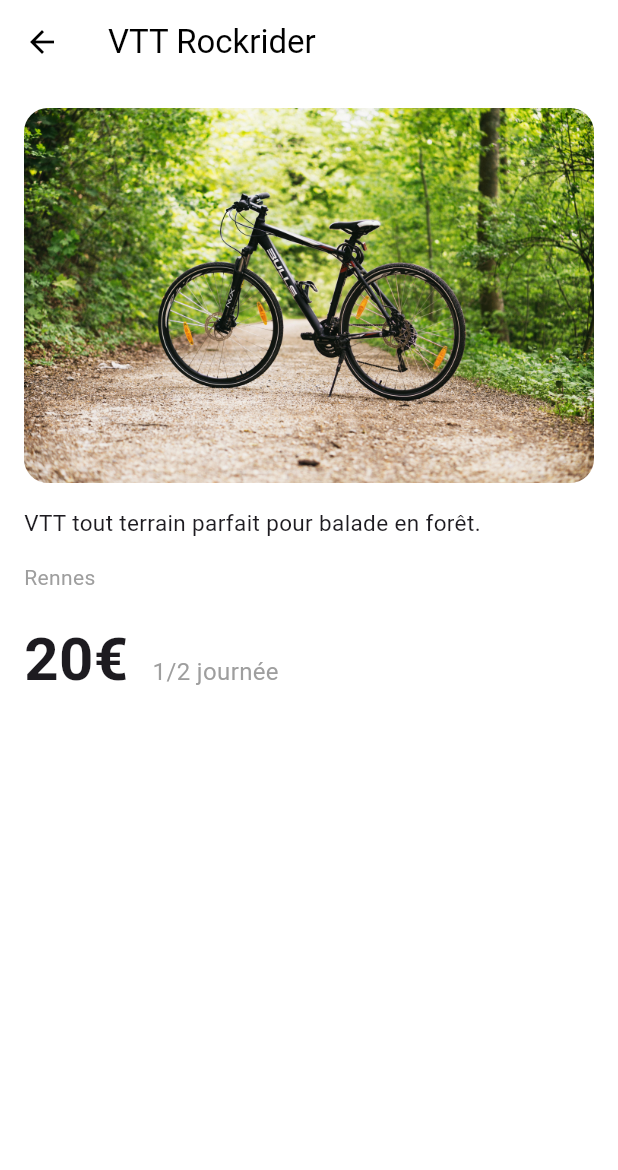
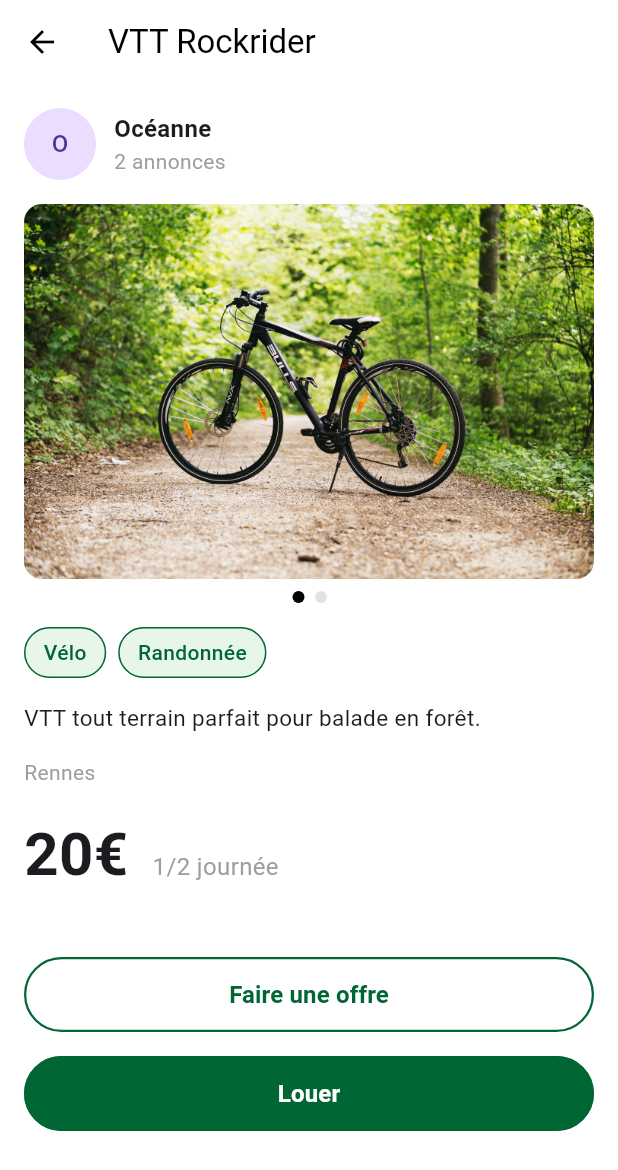
Before and after one commit to tombihoreau/lockeo, a Flutter app: the screen it shows after launch, after a tap on "VTT Rockrider", on a phone screen of 412 x 824 dp. Shown: the top 1170 px of the screen. Run offline on Flutter 3.47's test engine with Material 3 defaults, Android fonts, the phone set to English and light mode, and no system bars; drawn by our look-alikes of carousel_slider.

Commit message:
finish detail product page with offers

```diff
--- /dev/null
+++ b/lockeo_app/lib/models/category.dart
@@ -0,0 +1,16 @@
+class Category {
+  final int categoryId;
+  final String label;
+
+  Category({
+    required this.categoryId,
+    required this.label,
+  });
+
+  factory Category.fromJson(Map<String, dynamic> json) {
+    return Category(
+      categoryId: json['category_id'],
+      label: json['label'],
+    );
+  }
+}
--- /dev/null
+++ b/lockeo_app/lib/models/offer.dart
@@ -0,0 +1,28 @@
+class Offer {
+  final int offerId;
+  final int productId;
+  final int userId;
+  final String status;
+  final double amount;
+  final String createdAt;
+
+  Offer({
+    required this.offerId,
+    required this.productId,
+    required this.userId,
+    required this.status,
+    required this.amount,
+    required this.createdAt,
+  });
+
+  factory Offer.fromJson(Map<String, dynamic> json) {
+    return Offer(
+      offerId: json['offer_id'],
+      productId: json['product_id'],
+      userId: json['user_id'],
+      status: json['status'],
+      amount: (json['amount'] as num).toDouble(),
+      createdAt: json['created_at'],
+    );
+  }
+}
--- a/lockeo_app/lib/models/product.dart
+++ b/lockeo_app/lib/models/product.dart
@@ -9,10 +9,10 @@ class Product {
   final double? latitude;
   final String city;
   final String postalCode;
-  final int ownerId;
   final bool isAvailable;
   final String createdAt;
   final String updatedAt;
+  final List<int> categoryIds;
 
   Product({
     required this.productId,
@@ -25,10 +25,10 @@ class Product {
     this.latitude,
     required this.city,
     required this.postalCode,
-    required this.ownerId,
     required this.isAvailable,
     required this.createdAt,
     required this.updatedAt,
+    required this.categoryIds,
   });
 
   factory Product.fromJson(Map<String, dynamic> json) {
@@ -43,10 +43,10 @@ class Product {
       latitude: json['latitude']?.toDouble(),
       city: json['city'],
       postalCode: json['postal_code'],
-      ownerId: json['owner_id'],
       isAvailable: json['is_available'],
       createdAt: json['created_at'],
       updatedAt: json['updated_at'],
+      categoryIds: List<int>.from(json['category_ids'] ?? []),
     );
   }
 }
--- /dev/null
+++ b/lockeo_app/lib/models/user.dart
@@ -0,0 +1,67 @@
+class User {
+  final int userId;
+  final String lastName;
+  final String firstName;
+  final String email;
+  final String login;
+  final String phoneNumber;
+  final double longitude;
+  final double latitude;
+  final String postalCode;
+  final String city;
+  final bool isVerified;
+  final String createdAt;
+  final String updatedAt;
+
+  User({
+    required this.userId,
+    required this.lastName,
+    required this.firstName,
+    required this.email,
+    required this.login,
+    required this.phoneNumber,
+    required this.longitude,
+    required this.latitude,
+    required this.postalCode,
+    required this.city,
+    required this.isVerified,
+    required this.createdAt,
+    required this.updatedAt,
+  });
+
+  factory User.fromJson(Map<String, dynamic> json) {
+    return User(
+      userId: json['user_id'],
+      lastName: json['last_name'],
+      firstName: json['first_name'],
+      email: json['email'],
+      login: json['login'],
+      phoneNumber: json['phone_number'],
+      longitude: json['longitude']?.toDouble() ?? 0.0,
+      latitude: json['latitude']?.toDouble() ?? 0.0,
+      postalCode: json['postal_code'],
+      city: json['city'],
+      isVerified: json['is_verified'],
+      createdAt: json['created_at'],
+      updatedAt: json['updated_at'],
+    );
+  }
+
+  Map<String, dynamic> toJson() {
+    return {
+      "user_id": userId,
+      "last_name": lastName,
+      "first_name": firstName,
+      "email": email,
+      "login": login,
+      "phone_number": phoneNumber,
+      "longitude": longitude,
+      "latitude": latitude,
+      "postal_code": postalCode,
+      "city": city,
+      "is_verified": isVerified,
+      "created_at": createdAt,
+      "updated_at": updatedAt,
+    };
+  }
+}
--- a/lockeo_app/lib/screens/product_detail_screen.dart
+++ b/lockeo_app/lib/screens/product_detail_screen.dart
@@ -1,19 +1,59 @@
 import 'package:flutter/material.dart';
 import '../models/product.dart';
-import '../models/images.dart';
+import '../models/image.dart';
+import '../models/offer.dart';
+import '../models/user.dart';
+import '../models/category.dart';
+import '../services/local_data_service.dart';
+import '../widgets/images_slider.dart';
+import '../widgets/button.dart';
 
 class ProductDetailScreen extends StatelessWidget {
-  final Product product;
-  final List<ImageModel> images;
+  final Offer offer;
 
   const ProductDetailScreen({
     super.key,
-    required this.product,
-    required this.images,
+    required this.offer,
   });
 
   @override
   Widget build(BuildContext context) {
+    final dataService = LocalDataService();
+
+    return FutureBuilder<List<dynamic>>(
+      future: Future.wait([
+        dataService.loadProducts(),
+        dataService.loadImages(),
+        dataService.loadUsers(),
+        dataService.loadOffers(),
+        dataService.loadCategories(),
+      ]),
+      builder: (context, snapshot) {
+        if (snapshot.connectionState == ConnectionState.waiting) {
+          return const Scaffold(
+            body: Center(child: CircularProgressIndicator()),
+          );
+        }
+        if (!snapshot.hasData || snapshot.data == null) {
+          return const Scaffold(
+            body: Center(child: Text("Erreur ou données introuvables")),
+          );
+        }
+
+        final products = snapshot.data![0] as List<Product>;
+        final images = snapshot.data![1] as List<ImageModel>;
+        final users = snapshot.data![2] as List<User>;
+        final offers = snapshot.data![3] as List<Offer>;
+        final categories = snapshot.data![4] as List<Category>;
+
+        final product = products.firstWhere((p) => p.productId == offer.productId);
+        final owner = users.firstWhere((u) => u.userId == offer.userId);
+        final productImages = images.where((img) => img.productId == product.productId).toList();
+        final ownerOffersCount = offers.where((o) => o.userId == owner.userId).length;
+        final productCategories = categories
+          .where((cat) => product.categoryIds.contains(cat.categoryId))
+          .toList();
+
         return Scaffold(
           appBar: AppBar(
             title: Text(product.name),
@@ -26,36 +66,81 @@ class ProductDetailScreen extends StatelessWidget {
             child: Column(
               crossAxisAlignment: CrossAxisAlignment.start,
               children: [
-
-            // 🖼️ Image produit
-            ClipRRect(
-              borderRadius: BorderRadius.circular(16),
-              child: Image.asset(
-                images.isNotEmpty ? images.first.url : "assets/images/default.jpg",
-                width: double.infinity,
-                height: 250,
-                fit: BoxFit.cover,
+                // Propriétaire
+                Row(
+                  children: [
+                    CircleAvatar(
+                      radius: 24,
+                      child: Text(owner.firstName[0]), // première lettre du prénom
                     ),
+                    const SizedBox(width: 12),
+                    Column(
+                      crossAxisAlignment: CrossAxisAlignment.start,
+                      children: [
+                        Text(
+                          owner.firstName,
+                          style: const TextStyle(fontSize: 16, fontWeight: FontWeight.bold),
+                        ),
+                        Text(
+                          "$ownerOffersCount annonces",
+                          style: const TextStyle(color: Colors.grey),
+                        ),
+                      ],
+                    ),
+                  ],
                 ),
                 const SizedBox(height: 16),
 
-            // 📝 Description
+                // Slider d'images
+                ImageSlider(
+                  images: productImages,
+                  height: 250,
+                  borderRadius: 12,
+                ),
+                const SizedBox(height: 16),
+
+                // Categories
+
+                Wrap(
+                  spacing: 8, // espace horizontal entre les badges
+                  runSpacing: 8, // espace vertical (si retour à la ligne)
+                  children: productCategories.map((category) {
+                    return Container(
+                      padding: const EdgeInsets.symmetric(horizontal: 12, vertical: 6),
+                      decoration: BoxDecoration(
+                        color: const Color(0xFFE8F5E9), // vert clair de fond
+                        border: Border.all(color: const Color(0xFF006633), width: 1),
+                        borderRadius: BorderRadius.circular(20),
+                      ),
+                      child: Text(
+                        category.label, // 👈 ton champ du modèle Category
+                        style: const TextStyle(
+                          color: Color(0xFF006633),
+                          fontWeight: FontWeight.w500,
+                          fontSize: 14,
+                        ),
+                      ),
+                    );
+                  }).toList(),
+                ),
+
+
+                const SizedBox(height: 16),
+                // Description
                 Text(
                   product.description,
                   style: const TextStyle(fontSize: 15, height: 1.4),
                 ),
                 const SizedBox(height: 16),
 
+                // Ville
                 Text(
                   product.city,
-              style: const TextStyle(
-                fontSize: 14,
-                color: Colors.grey,
-              ),
+                  style: const TextStyle(fontSize: 14, color: Colors.grey),
                 ),
                 const SizedBox(height: 16),
 
-            // 💰 Prix
+                // Prix
                 Row(
                   crossAxisAlignment: CrossAxisAlignment.baseline,
                   textBaseline: TextBaseline.alphabetic,
@@ -77,11 +162,29 @@ class ProductDetailScreen extends StatelessWidget {
                     ),
                   ],
                 ),
+                const SizedBox(height: 40),
 
+                CustomButton(
+                  text: "Faire une offre",
+                  filled: false, // bouton plein
+                  onPressed: () {
+                    print("Faire une offre !");
+                  },
+                ),
 
+                const SizedBox(height: 16),
+                  CustomButton(
+                  text: "Louer",
+                  filled: true, // bouton plein
+                  onPressed: () {
+                    print("Louer !");
+                  },
+                ),
               ],
             ),
           ),
         );
+      },
+    );
   }
 }
--- a/lockeo_app/lib/screens/products_screen.dart
+++ b/lockeo_app/lib/screens/products_screen.dart
@@ -2,8 +2,9 @@ import 'package:flutter/material.dart';
 import '../models/product.dart';
 import '../services/local_data_service.dart';
 import '../widgets/product_card.dart';
-import '../models/images.dart';
+import '../models/image.dart';
 import 'product_detail_screen.dart';
+import '../models/offer.dart';
 
 class ProductsScreen extends StatelessWidget {
   final LocalDataService dataService = LocalDataService();
@@ -13,8 +14,8 @@ class ProductsScreen extends StatelessWidget {
     return Scaffold(
       appBar: AppBar(title: const Text("Produits disponibles")),
       body: FutureBuilder<List<dynamic>>(
-        //à voir pour prendre un produit qui correspond à une offre
         future: Future.wait([
+          dataService.loadOffers(),
           dataService.loadProducts(),
           dataService.loadImages(),
         ]),
@@ -26,10 +27,15 @@ class ProductsScreen extends StatelessWidget {
             return const Center(child: Text("Erreur ou données introuvables"));
           }
 
-          final products = snapshot.data![0] as List<Product>;
-          final images = snapshot.data![1] as List<ImageModel>;
-          final availableProducts = products.where((p) => p.isAvailable).toList();
-          if (availableProducts.isEmpty) {
+          final offers = snapshot.data![0] as List<Offer>;
+          final products = snapshot.data![1] as List<Product>;
+          final images = snapshot.data![2] as List<ImageModel>;
+
+          final visibleOffers = offers.where((o) =>
+            products.any((p) => p.productId == o.productId && p.isAvailable)
+          ).toList();
+
+          if (offers.isEmpty) {
             return const Center(child: Text("Aucun produit disponible"));
           }
           return GridView.builder(
@@ -40,15 +46,16 @@ class ProductsScreen extends StatelessWidget {
               mainAxisSpacing: 6,
               childAspectRatio: 0.65,
             ),
-            itemCount: availableProducts.length,
+            itemCount: visibleOffers.length,
             itemBuilder: (context, index) {
-              final availableProduct = availableProducts[index];
-              final productImages = images.where((img) => img.productId == availableProduct.productId).toList();
+              final offer = visibleOffers[index];
+              final product = products.firstWhere((p) => p.productId == offer.productId);
+              final productImages = images.where((img) => img.productId == product.productId).toList();
               final firstImage = productImages.firstWhere(
                 (img) => img.positionImage == 1,
                 orElse: () => ImageModel(
                   imageId: 0,
-                  productId: availableProduct.productId,
+                  productId: product.productId,
                   url: "assets/images/default.jpg",
                   positionImage: 0,
                   createdAt: "",
@@ -56,13 +63,15 @@ class ProductsScreen extends StatelessWidget {
               );
 
               return ProductCard(
-                product: availableProduct,
+                product: product,
                 image: firstImage,
                 onTap: () {
                   Navigator.push(
                     context,
                     MaterialPageRoute(
-                      builder: (context) => ProductDetailScreen(product: availableProduct, images: productImages),
+                      builder: (context) => ProductDetailScreen(
+                        offer: offer,
+                      ),
                     ),
                   );
                 },
--- a/lockeo_app/lib/services/local_data_service.dart
+++ b/lockeo_app/lib/services/local_data_service.dart
@@ -1,7 +1,11 @@
 import 'dart:convert';
 import 'package:flutter/services.dart';
 import '../models/product.dart';
-import '../models/images.dart';
+import '../models/image.dart';
+import '../models/offer.dart';
+import '../models/user.dart';
+import '../models/category.dart';
+
 
 class LocalDataService {
   Future<List<Product>> loadProducts() async {
@@ -10,6 +14,15 @@ class LocalDataService {
   Future<List<ImageModel>> loadImages() async {
     return loadJson<ImageModel>("images", (json) => ImageModel.fromJson(json));
   }
+  Future<List<Offer>> loadOffers() async {
+    return loadJson<Offer>("offers", (json) => Offer.fromJson(json));
+  }
+  Future<List<User>> loadUsers() async {
+    return loadJson<User>("users", (json) => User.fromJson(json));
+  }
+  Future<List<Category>> loadCategories() async {
+    return loadJson<Category>("categories", (json) => Category.fromJson(json));
+  }
 
   Future<List<T>> loadJson<T>(String path, T Function(Map<String, dynamic>) fromJson) async {
     final String response = await rootBundle.loadString('lib/data/$path.json');
--- /dev/null
+++ b/lockeo_app/lib/widgets/button.dart
@@ -0,0 +1,45 @@
+import 'package:flutter/material.dart';
+
+class CustomButton extends StatelessWidget {
+  final String text;
+  final VoidCallback onPressed;
+  final bool filled; // true = bouton plein, false = contour
+  final Color color;
+  final double borderRadius;
+
+  const CustomButton({
+    super.key,
+    required this.text,
+    required this.onPressed,
+    this.filled = true,
+    this.color = const Color(0xFF006633), // Vert foncé
+    this.borderRadius = 30.0,
+  });
+
+  @override
+  Widget build(BuildContext context) {
+    return SizedBox(
+      width: double.infinity, // bouton prend toute la largeur
+      height: 50,
+      child: ElevatedButton(
+        onPressed: onPressed,
+        style: ElevatedButton.styleFrom(
+          backgroundColor: filled ? color : Colors.transparent,
+          foregroundColor: filled ? Colors.white : color,
+          side: BorderSide(color: color, width: 1.5),
+          shape: RoundedRectangleBorder(
+            borderRadius: BorderRadius.circular(borderRadius),
+          ),
+          elevation: 0, // pas d’ombre
+        ),
+        child: Text(
+          text,
+          style: const TextStyle(
+            fontWeight: FontWeight.bold,
+            fontSize: 16,
+          ),
+        ),
+      ),
+    );
+  }
+}
--- /dev/null
+++ b/lockeo_app/lib/widgets/images_slider.dart
@@ -0,0 +1,90 @@
+import 'package:flutter/material.dart';
+import 'package:carousel_slider/carousel_slider.dart';
+import '../models/image.dart';
+
+class ImageSlider extends StatefulWidget {
+  final List<ImageModel> images;
+  final double height;
+  final double borderRadius;
+
+  const ImageSlider({
+    super.key,
+    required this.images,
+    this.height = 250,
+    this.borderRadius = 16,
+  });
+
+  @override
+  State<ImageSlider> createState() => _ImageSliderState();
+}
+
+class _ImageSliderState extends State<ImageSlider> {
+  int _currentIndex = 0;
+
+  @override
+  Widget build(BuildContext context) {
+    final displayedImages = widget.images.isNotEmpty
+        ? widget.images
+        : [
+            ImageModel(
+              imageId: 0,
+              productId: 0,
+              url: "assets/images/default.jpg",
+              positionImage: 0,
+              createdAt: "",
+            )
+          ];
+
+    return Column(
+      mainAxisSize: MainAxisSize.min,
+      children: [
+        CarouselSlider.builder(
+          itemCount: displayedImages.length,
+          options: CarouselOptions(
+            height: widget.height,
+            viewportFraction: 1.0,
+            enableInfiniteScroll: false,
+            enlargeCenterPage: false,
+            onPageChanged: (index, _) {
+              setState(() {
+                _currentIndex = index;
+              });
+            },
+          ),
+          itemBuilder: (context, index, realIdx) {
+            final img = displayedImages[index];
+            return ClipRRect(
+              borderRadius: BorderRadius.circular(widget.borderRadius),
+              child: Image.asset(
+                img.url,
+                width: double.infinity,
+                fit: BoxFit.cover,
+              ),
+            );
+          },
+        ),
+
+        const SizedBox(height: 8),
+
+        if (displayedImages.length > 1)
+          Row(
+            mainAxisAlignment: MainAxisAlignment.center,
+            children: List.generate(displayedImages.length, (index) {
+              return AnimatedContainer(
+                duration: const Duration(milliseconds: 300),
+                width: _currentIndex == index ? 10 : 8,
+                height: 8,
+                margin: const EdgeInsets.symmetric(horizontal: 3),
+                decoration: BoxDecoration(
+                  shape: BoxShape.circle,
+                  color: _currentIndex == index
+                      ? Colors.black
+                      : Colors.grey.withOpacity(0.3),
+                ),
+              );
+            }),
+          ),
+      ],
+    );
+  }
+}
--- a/lockeo_app/lib/widgets/product_card.dart
+++ b/lockeo_app/lib/widgets/product_card.dart
@@ -1,6 +1,6 @@
 import 'package:flutter/material.dart';
 import '../models/product.dart';
-import '../models/images.dart';
+import '../models/image.dart';
 
 class ProductCard extends StatelessWidget {
   final Product product;
--- a/lockeo_app/pubspec.yaml
+++ b/lockeo_app/pubspec.yaml
@@ -30,6 +30,7 @@ environment:
 dependencies:
   flutter:
     sdk: flutter
+  carousel_slider: ^5.0.0
 
   # The following adds the Cupertino Icons font to your application.
   # Use with the CupertinoIcons class for iOS style icons.
```
Also changed, not shown: lockeo_app/lib/data/categories.json (added, +30 -0 lines), lockeo_app/lib/data/offers.json (added, +50 -0 lines), lockeo_app/lib/data/products.json (+20 -20 lines), lockeo_app/lib/data/users.json (added, +92 -0 lines), lockeo_app/lib/models/image.dart (renamed from lockeo_app/lib/models/images.dart), lockeo_app/pubspec.lock, 1 other file. Lines whose indentation alone changed are shown as unchanged.
